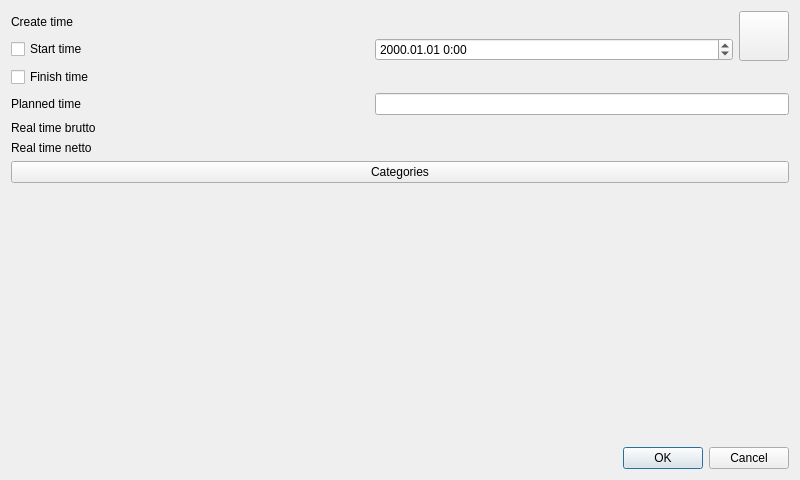
The window that src/TabletDlgTask.ui (ya-breeze/TM) describes before a commit, drawn with Qt 5.
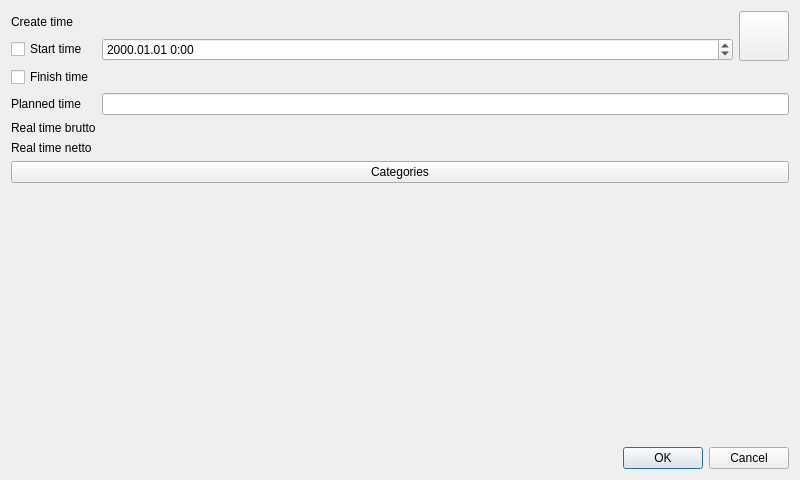
The same window after the commit.

Diff of the .ui file:
```diff
--- a/src/TabletDlgTask.ui
+++ b/src/TabletDlgTask.ui
@@ -49,6 +49,12 @@
      </item>
      <item row="1" column="1">
       <widget class="QDateTimeEdit" name="teStartTime">
+       <property name="sizePolicy">
+        <sizepolicy hsizetype="Expanding" vsizetype="Fixed">
+         <horstretch>0</horstretch>
+         <verstretch>0</verstretch>
+        </sizepolicy>
+       </property>
        <property name="displayFormat">
         <string>yyyy.MM.dd H:mm</string>
        </property>
```
Left out of the diff: 6 changed lines with no effect on the pictures.
